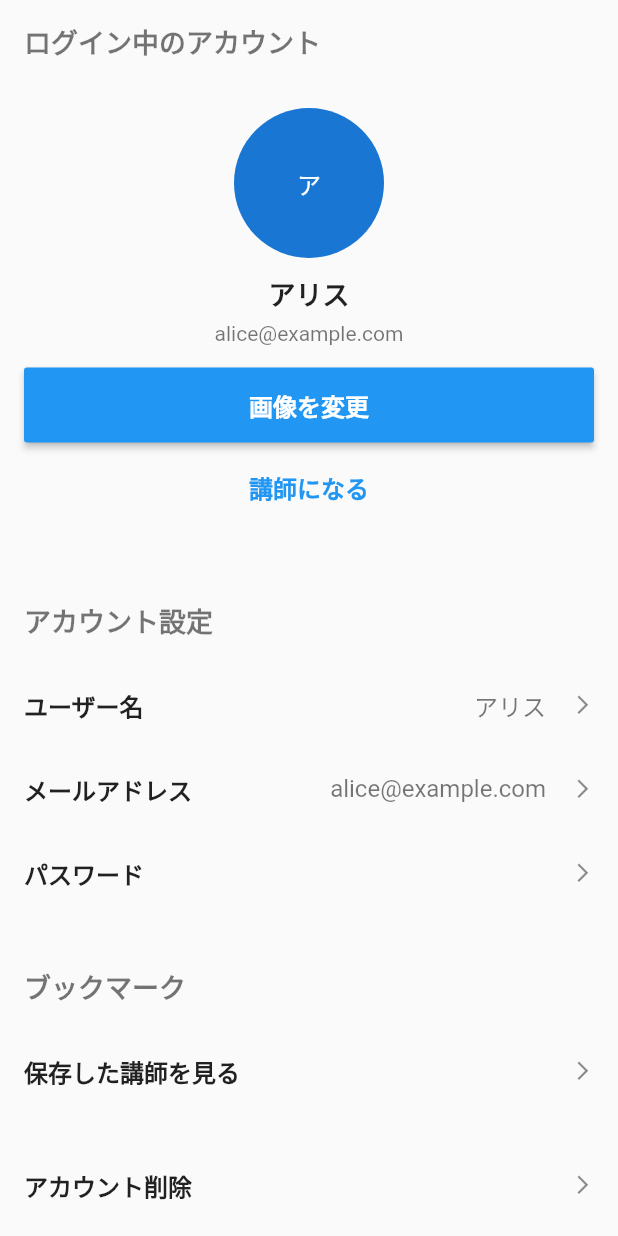
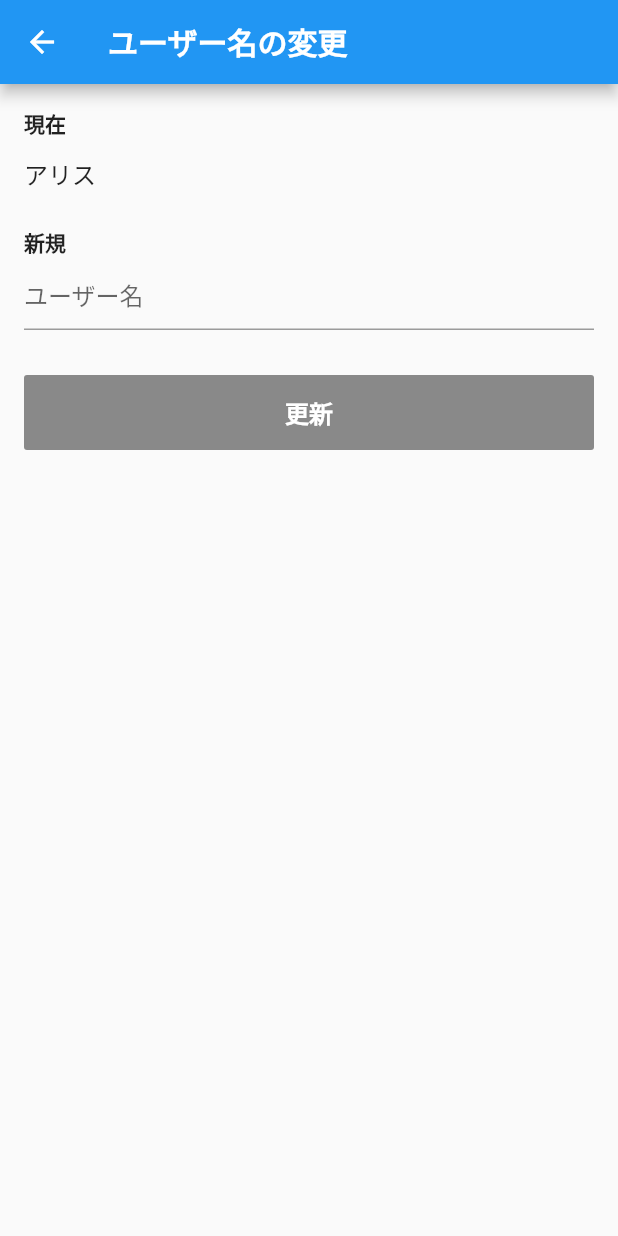
Before and after one commit to ktnydi/taku_tore, a Flutter app: the Setting screen opened directly, after a tap on "ユーザー名", on a phone screen of 412 x 824 dp. Run offline on Flutter 3.47's test engine with Material 2 defaults, Android fonts, the phone set to English and light mode, and no system bars; our stand-ins replace flutter_rating_bar.

Commit message:
Add setting name page ui

```diff
--- a/lib/setting/setting_page.dart
+++ b/lib/setting/setting_page.dart
@@ -1,4 +1,5 @@
 import 'package:flutter/material.dart';
+import '../setting_name/setting_name_page.dart';
 
 class Setting extends StatelessWidget {
   @override
@@ -158,6 +159,12 @@ class AccountSetting extends StatelessWidget {
             ),
             onTap: () {
               // TODO: Add Navigation.
+              Navigator.push(
+                context,
+                MaterialPageRoute(
+                  builder: (BuildContext context) => SettingName(),
+                ),
+              );
             },
           ),
           ListTile(
--- /dev/null
+++ b/lib/setting_name/setting_name_page.dart
@@ -0,0 +1,106 @@
+import 'package:flutter/material.dart';
+
+class SettingName extends StatefulWidget {
+  @override
+  _SettingNameState createState() => _SettingNameState();
+}
+
+class _SettingNameState extends State<SettingName>
+    with TickerProviderStateMixin {
+  final TextEditingController _currentNameController =
+      TextEditingController(text: 'アリス');
+  final TextEditingController _newNameController = TextEditingController();
+  bool isDisabled = true;
+
+  @override
+  void dispose() {
+    final _controllers = <TextEditingController>[
+      _currentNameController,
+      _newNameController,
+    ];
+
+    _controllers.forEach((_controller) => _controller.dispose());
+    super.dispose();
+  }
+
+  @override
+  Widget build(BuildContext context) {
+    return Scaffold(
+      appBar: AppBar(
+        title: Text(
+          'ユーザー名の変更',
+          style: TextStyle(
+            fontWeight: FontWeight.bold,
+          ),
+        ),
+      ),
+      body: Padding(
+        padding: const EdgeInsets.all(16.0),
+        child: Column(
+          crossAxisAlignment: CrossAxisAlignment.start,
+          children: <Widget>[
+            Text(
+              '現在',
+              style: TextStyle(
+                fontWeight: FontWeight.bold,
+              ),
+            ),
+            TextField(
+              controller: _currentNameController,
+              readOnly: true,
+              decoration: InputDecoration(
+                border: InputBorder.none,
+              ),
+            ),
+            SizedBox(height: 10),
+            Text(
+              '新規',
+              style: TextStyle(
+                fontWeight: FontWeight.bold,
+              ),
+            ),
+            TextField(
+              controller: _newNameController,
+              decoration: InputDecoration(
+                hintText: 'ユーザー名',
+              ),
+              onChanged: (value) {
+                if (value.length == 0) {
+                  setState(() {
+                    isDisabled = true;
+                  });
+                  return;
+                }
+
+                setState(() {
+                  isDisabled = false;
+                });
+              },
+            ),
+            SizedBox(height: 30),
+            ButtonTheme(
+              minWidth: double.infinity,
+              height: 50,
+              child: RaisedButton(
+                disabledColor: Colors.black45,
+                child: Text(
+                  '更新',
+                  style: TextStyle(
+                    fontSize: 16,
+                    fontWeight: FontWeight.bold,
+                    color: Colors.white,
+                  ),
+                ),
+                onPressed: isDisabled
+                    ? null
+                    : () {
+                        // TODO: Implement processing for updating name.
+                      },
+              ),
+            ),
+          ],
+        ),
+      ),
+    );
+  }
+}
```
